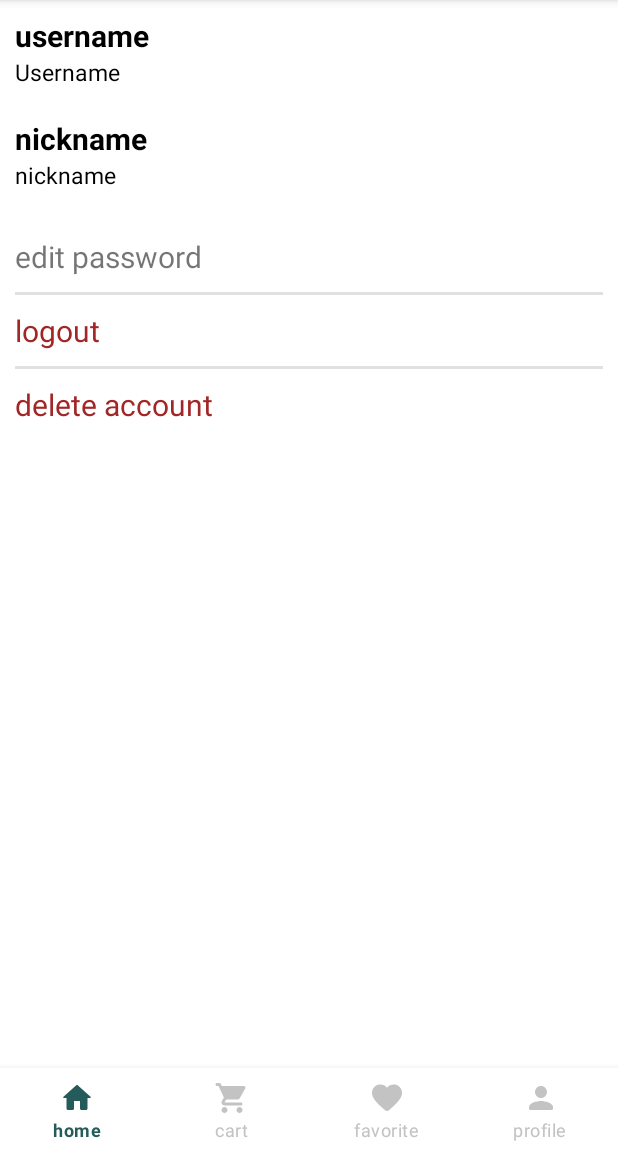
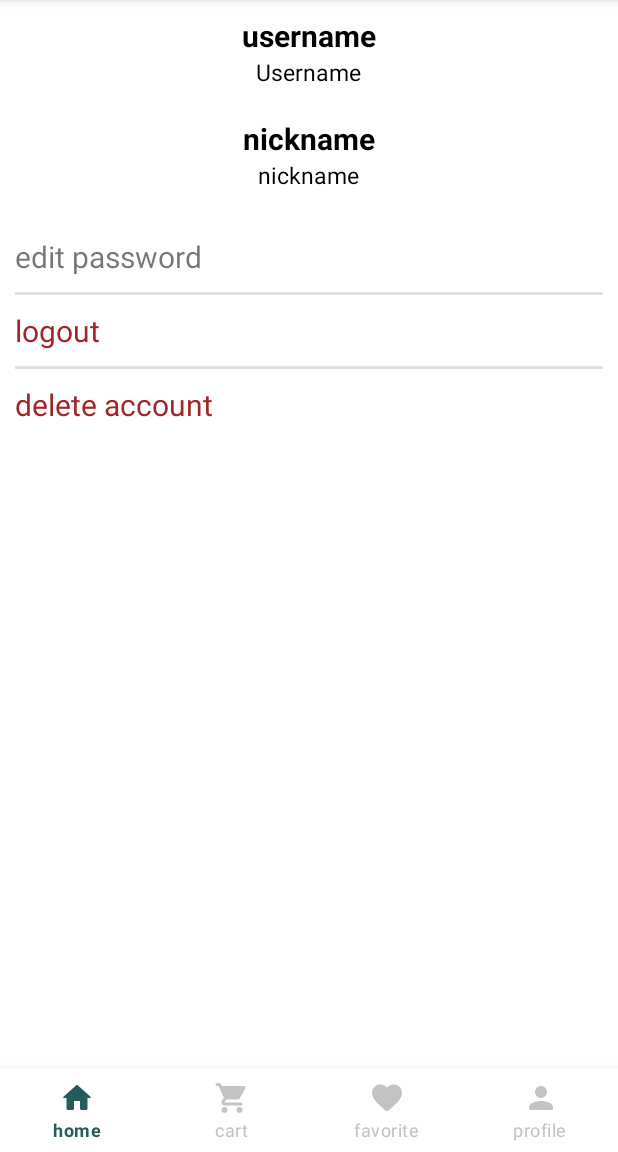
Before and after one commit to Negarnbkhti42/mobile-programming-HW2, an Android app: the fragment ProfileFragment placed in its activity, on a phone screen of 412 x 824 dp, the part 84-1236 px from its top. Run offline under Robolectric (Android 15) with nearby library versions, the phone set to English and light mode, and no system bars; 6 statements that could not run were skipped.

```diff
--- a/app/src/main/res/layout/fragment_profile.xml
+++ b/app/src/main/res/layout/fragment_profile.xml
@@ -24,14 +24,16 @@
             android:text="@string/username"
             android:textColor="?colorOnSecondary"
             android:textSize="20sp"
-            android:textStyle="bold" />
+            android:textStyle="bold"
+            android:layout_gravity="center"/>
 
         <TextView
             android:layout_width="wrap_content"
             android:layout_height="wrap_content"
             android:text="Username"
             android:textColor="?colorOnSecondary"
-            android:textSize="15sp" />
+            android:textSize="15sp"
+            android:layout_gravity="center"/>
     </LinearLayout>
 
     <LinearLayout
@@ -51,14 +53,16 @@
             android:text="@string/nickname"
             android:textColor="?colorOnSecondary"
             android:textSize="20sp"
-            android:textStyle="bold" />
+            android:textStyle="bold"
+            android:layout_gravity="center"/>
 
         <TextView
             android:layout_width="wrap_content"
             android:layout_height="wrap_content"
             android:text="nickname"
             android:textColor="?colorOnSecondary"
-            android:textSize="15sp" />
+            android:textSize="15sp"
+            android:layout_gravity="center"/>
     </LinearLayout>
 
     <LinearLayout
@@ -79,28 +83,6 @@
             android:paddingVertical="10dp"
             android:text="@string/password_edit_button"
             android:textSize="20sp" />
-
-<!--        <LinearLayout-->
-<!--            android:id="@+id/password_edit_field"-->
-<!--            android:visibility="gone"-->
-<!--            android:layout_width="match_parent"-->
-<!--            android:layout_height="wrap_content"-->
-<!--            android:orientation="vertical">-->
-<!--            <EditText-->
-<!--                android:id="@+id/new_password_input"-->
-<!--                android:layout_width="match_parent"-->
-<!--                android:layout_height="wrap_content"-->
-<!--                android:inputType="textPassword"-->
-<!--                android:hint="new password..." />-->
-<!--            <Button-->
-<!--                android:id="@+id/submit_password_edit_button"-->
-<!--                android:layout_width="wrap_content"-->
-<!--                android:layout_height="wrap_content"-->
-<!--                android:layout_marginTop="10dp"-->
-<!--                android:text="@string/submit_button"-->
-<!--                android:layout_gravity="end"/>-->
-
-<!--        </LinearLayout>-->
 
         <View
             android:layout_width="match_parent"
```
